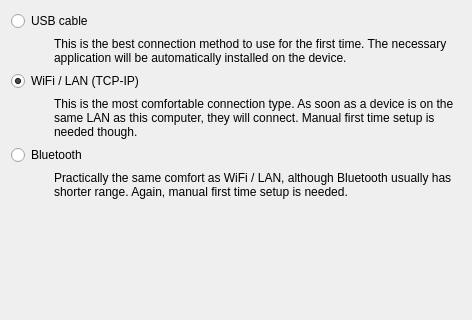
Above: DesktopClient/src/UI/Pages/PgConnectionType.ui from madmaxoft/Deskemes before the change; both pictures show x 0 to 472 and y 0 to 320 of the 472 by 528 pixel window. Below: the same form after it.
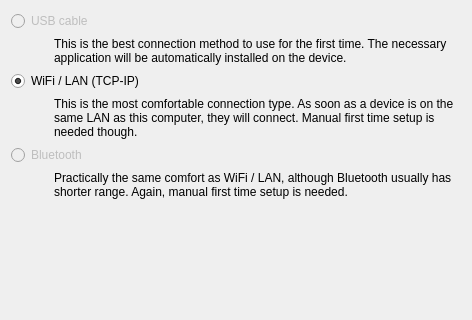
That is the form after the change. Icons and pictures are not drawn.

What changed in the file:
```diff
--- a/DesktopClient/src/UI/Pages/PgConnectionType.ui
+++ b/DesktopClient/src/UI/Pages/PgConnectionType.ui
@@ -16,6 +16,9 @@
   <layout class="QVBoxLayout" name="verticalLayout">
    <item>
     <widget class="QRadioButton" name="rbConnUsb">
+     <property name="enabled">
+      <bool>false</bool>
+     </property>
      <property name="text">
       <string>USB cable</string>
      </property>
@@ -108,6 +111,9 @@
    </item>
    <item>
     <widget class="QRadioButton" name="rbConnBluetooth">
+     <property name="enabled">
+      <bool>false</bool>
+     </property>
      <property name="text">
       <string>Bluetooth</string>
      </property>
```
